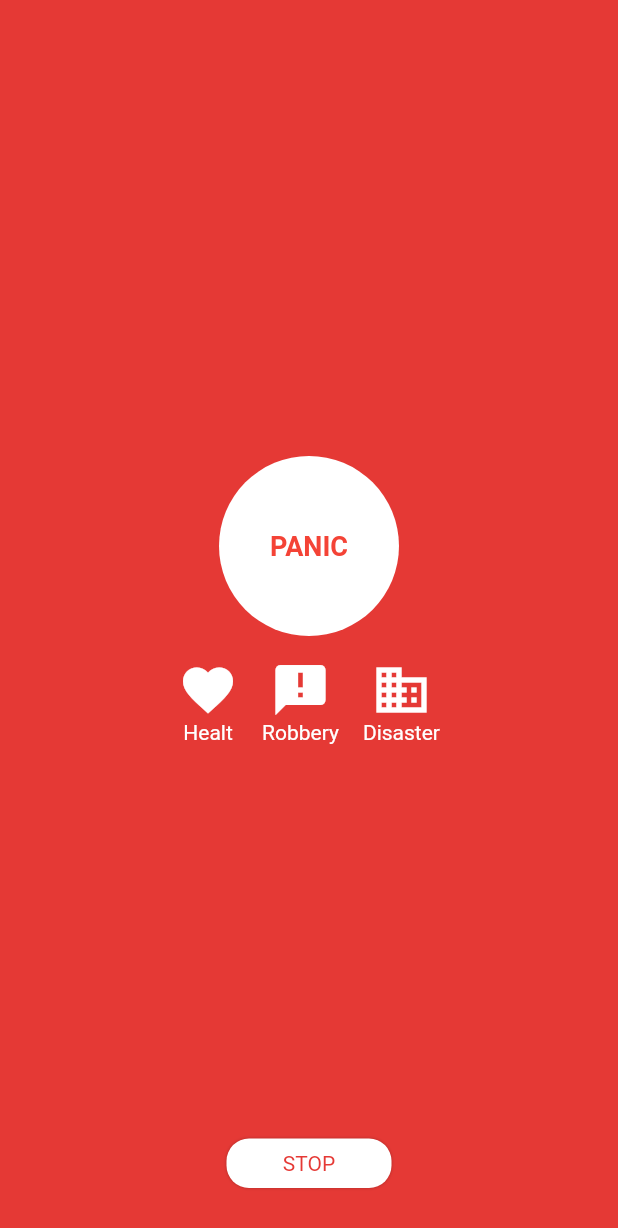
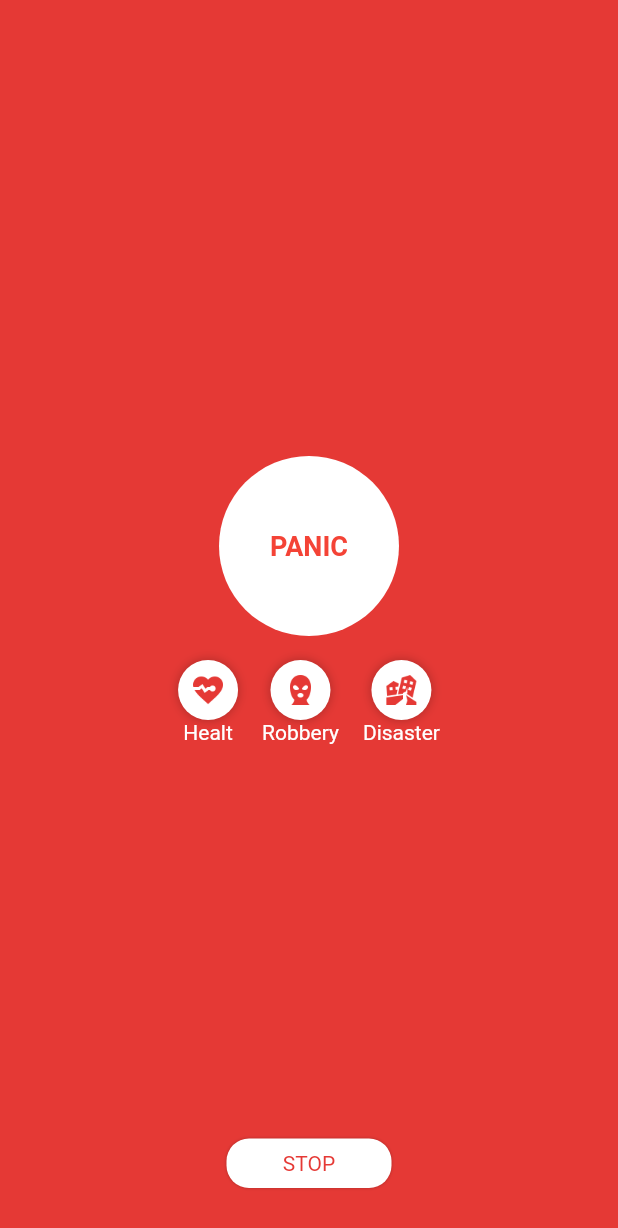
Before and after one commit to pedromassango/flutter_famguard, a Flutter app: the PanicPage screen opened by its route, on a phone screen of 412 x 824 dp. Shown: the top 1228 px of the screen. Run offline on Flutter 3.47's test engine with Material 2 defaults, Android fonts, the phone set to English and light mode, and no system bars; network calls fail.

Commit message:
circular container & panic options's icon updated

```diff
--- a/lib/ui/pages/panic_page.dart
+++ b/lib/ui/pages/panic_page.dart
@@ -2,6 +2,8 @@ import 'package:famguard/ui/components/PanicButton.dart';
 import 'package:flutter/material.dart';
 
 class PanicPage extends StatelessWidget {
+
+  final baseRedColor = Colors.red[600];
 
   Widget buildStopButton(){
     return Container(
@@ -20,9 +22,28 @@ class PanicPage extends StatelessWidget {
       child: Center(
         child: Text('Stop'.toUpperCase(),
           style: TextStyle(
-            color: Colors.red[600],
+            color: baseRedColor,
           ),
         ),
+      ),
+    );
+  }
+
+  Widget buildCircularContainer(AssetImage _icon){
+    return Container(
+      padding: EdgeInsets.all(8),
+      decoration: BoxDecoration(
+        color: Colors.white,
+        borderRadius: BorderRadius.all(Radius.circular(32)),
+        boxShadow: [
+          BoxShadow(
+            blurRadius: 5,
+            color: Colors.black26
+          )
+        ]
+      ),
+      child: Center(
+        child: ImageIcon(_icon, color: baseRedColor,),
       ),
     );
   }
@@ -33,7 +54,7 @@ class PanicPage extends StatelessWidget {
       children: <Widget>[
         Column(
           children: <Widget>[
-            Icon(Icons.favorite, size: 40, color: Colors.white,),
+            buildCircularContainer(AssetImage('images/ic_healt.png')),
             Text('Healt',
               textAlign: TextAlign.center,
               style: TextStyle(color: Colors.white),
@@ -44,14 +65,14 @@ class PanicPage extends StatelessWidget {
           padding: const EdgeInsets.only(left: 16, right: 16),
           child: Column(
             children: <Widget>[
-              Icon(Icons.announcement, size: 40, color: Colors.white,),
+              buildCircularContainer(AssetImage('images/ic_robbery.png')),
               Text('Robbery', style: TextStyle(color: Colors.white),)
             ],
           ),
         ),
         Column(
           children: <Widget>[
-            Icon(Icons.business, size: 40, color: Colors.white,),
+            buildCircularContainer(AssetImage('images/ic_disaster.png')),
             Text('Disaster', style: TextStyle(color: Colors.white),)
           ],
         ),
@@ -62,7 +83,7 @@ class PanicPage extends StatelessWidget {
   @override
   Widget build(BuildContext context) {
     return Scaffold(
-      backgroundColor: Colors.red[600],
+      backgroundColor: baseRedColor,
       body: Padding(
         padding: const EdgeInsets.only(
           bottom: 32,
```
Also changed, not shown: images/ic_disaster.png (added), images/ic_healt.png (added), images/ic_robbery.png (added).
